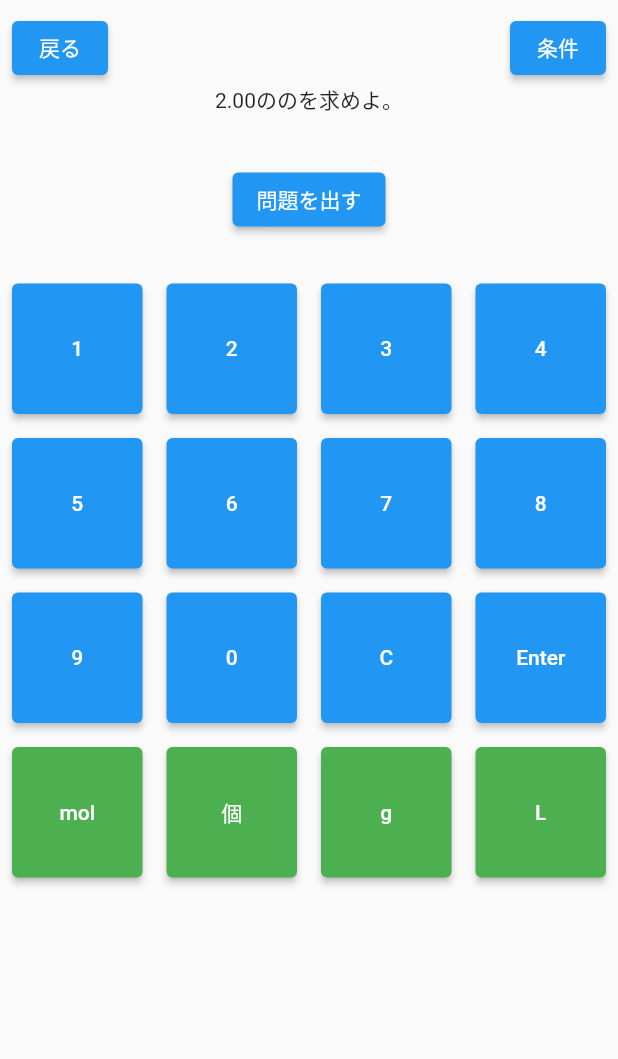
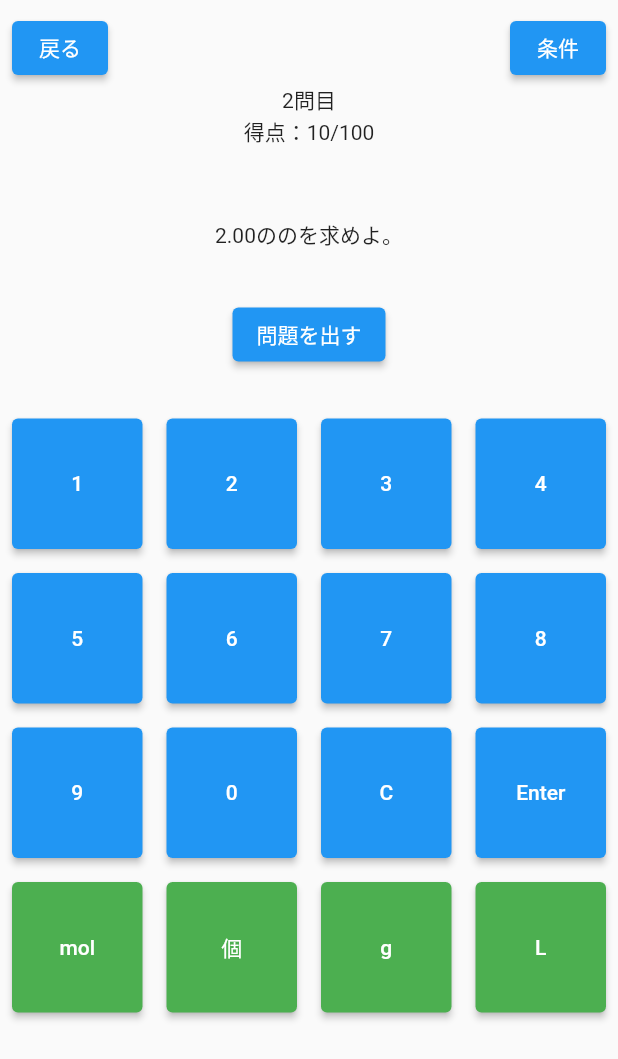
Before and after one commit to RyoSakon001/degree-quiz, a Flutter app: the DataView screen opened directly, after a tap on an icon or button, on a phone screen of 412 x 824 dp. Shown: the top 1059 px of the screen. Run offline on Flutter 3.47's test engine with Material 2 defaults, Android fonts, the phone set to English and light mode, and no system bars; our stand-ins replace cloud_firestore, firebase_core, flutter_bloc, flutter_hooks, shared_preferences; missing offline and left inert: flutter_overboard; accounts and stored records are empty.

Commit message:
得点計算ロジックを実装

```diff
--- a/lib/game_page.dart
+++ b/lib/game_page.dart
@@ -2,11 +2,10 @@ import 'package:degree_quiz/bloc/degree/degree_bloc.dart';
 import 'package:degree_quiz/bloc/question/question_bloc.dart';
 import 'package:degree_quiz/bloc/question/question_event.dart';
 import 'package:degree_quiz/bloc/substance/substance_bloc.dart';
-import 'package:degree_quiz/model/degree.dart';
 import 'package:degree_quiz/model/question.dart';
-import 'package:degree_quiz/model/substance.dart';
 import 'package:flutter/material.dart';
 import 'package:flutter_bloc/flutter_bloc.dart';
+import 'package:flutter_hooks/flutter_hooks.dart';
 
 class GamePage extends StatelessWidget {
   const GamePage({super.key});
@@ -24,11 +23,14 @@ class GamePage extends StatelessWidget {
   }
 }
 
-class DataView extends StatelessWidget {
+class DataView extends HookWidget {
   const DataView({Key? key}) : super(key: key);
 
   @override
   Widget build(BuildContext context) {
+    final questionNumberState = useState(1);
+    final scoreState = useState(0);
+    final isResult = useState(false);
     return Scaffold(
       body: SafeArea(
         child: Padding(
@@ -50,6 +52,31 @@ class DataView extends StatelessWidget {
                   ),
                 ],
               ),
+              (isResult.value)
+                  ? Column(
+                      children: [
+                        Text('終了！'),
+                        Text('最終スコア：${scoreState.value}'),
+                        SizedBox(
+                          height: 48,
+                          child: ElevatedButton(
+                            onPressed: () {
+                              isResult.value = false;
+                              questionNumberState.value = 1;
+                              scoreState.value = 0;
+                            },
+                            child: Text('再チャレンジ'),
+                          ),
+                        ),
+                      ],
+                    )
+                  : Column(
+                      children: [
+                        Text('${questionNumberState.value}問目'),
+                        Text('得点：${scoreState.value}/100'),
+                        SizedBox(height: 48),
+                      ],
+                    ),
               BlocBuilder<QuestionBloc, Question>(
                 builder: (context, question) => Text(question.sentence),
               ),
@@ -61,7 +88,53 @@ class DataView extends StatelessWidget {
                 child: Text('問題を出す'),
               ),
               SizedBox(height: 32),
-              Keyboard(),
+              BlocBuilder<QuestionBloc, Question>(
+                builder: (context, question) => Expanded(
+                  child: GridView.count(
+                    physics: NeverScrollableScrollPhysics(),
+                    crossAxisCount: 4,
+                    mainAxisSpacing: 16,
+                    crossAxisSpacing: 16,
+                    children: [
+                      '1',
+                      '2',
+                      '3',
+                      '4',
+                      '5',
+                      '6',
+                      '7',
+                      '8',
+                      '9',
+                      '0',
+                      'C',
+                      'Enter',
+                      'mol',
+                      '個',
+                      'g',
+                      'L',
+                    ].asMap().entries.map((entry) {
+                      return ElevatedButton(
+                        onPressed: () {
+                          if (questionNumberState.value > 10) {
+                            return;
+                          } else if (questionNumberState.value == 10) {
+                            questionNumberState.value++;
+                            isResult.value = true;
+                          } else {
+                            questionNumberState.value++;
+                          }
+                          if (question.answer == 1) scoreState.value += 10;
+                        },
+                        style: ElevatedButton.styleFrom(
+                          primary:
+                              (entry.key <= 11) ? Colors.blue : Colors.green,
+                        ),
+                        child: Text(entry.value),
+                      );
+                    }).toList(),
+                  ),
+                ),
+              ),
             ],
           ),
         ),
```
